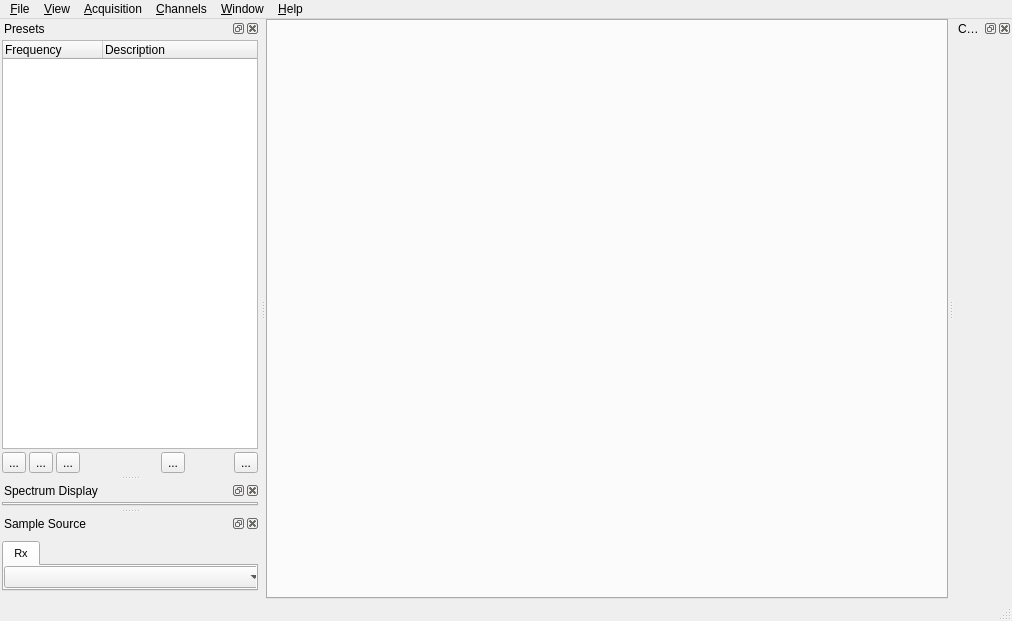
The window that sdrbase/mainwindow.ui (f4exb/sdrangel) describes before a commit, drawn with Qt 5.
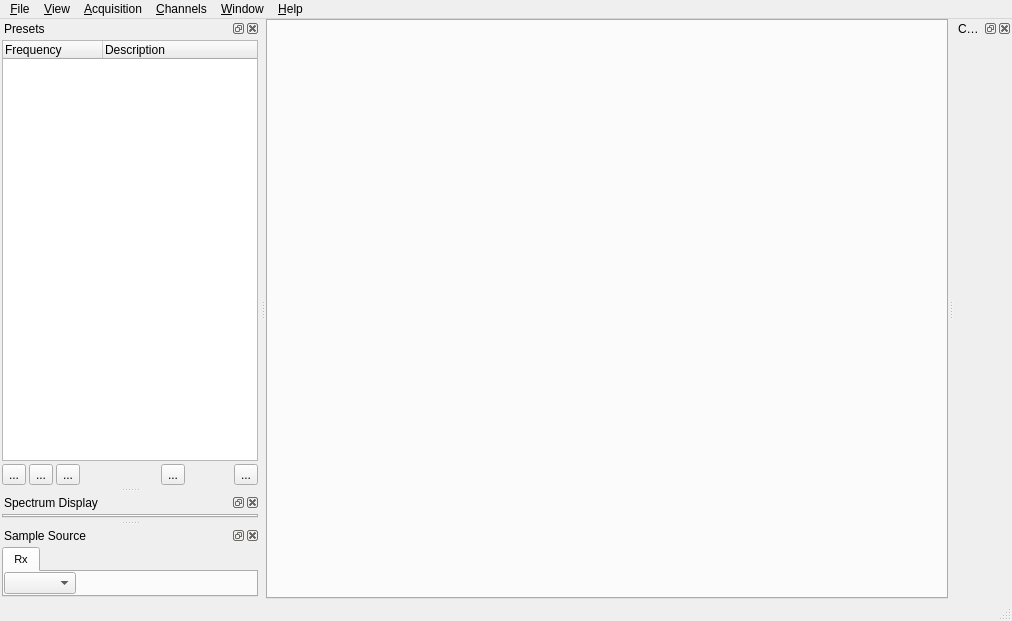
The same window after the commit. Icons and pictures are not drawn. Custom widgets are drawn as their Qt base class.

Commit message: Fixed tabs for sample sources

The edit to the form file:
```diff
--- a/sdrbase/mainwindow.ui
+++ b/sdrbase/mainwindow.ui
@@ -332,12 +332,6 @@
    </widget>
   </widget>
   <widget class="QDockWidget" name="inputDock">
-   <property name="minimumSize">
-    <size>
-     <width>143</width>
-     <height>85</height>
-    </size>
-   </property>
    <property name="windowTitle">
     <string>Sample Source</string>
    </property>
@@ -388,29 +382,6 @@
          <string>Rx</string>
         </attribute>
         <widget class="QComboBox" name="sampleSource">
-         <property name="geometry">
-          <rect>
-           <x>0</x>
-           <y>0</y>
-           <width>262</width>
-           <height>22</height>
-          </rect>
-         </property>
-         <property name="sizePolicy">
-          <sizepolicy hsizetype="Preferred" vsizetype="Fixed">
-           <horstretch>0</horstretch>
-           <verstretch>0</verstretch>
-          </sizepolicy>
-         </property>
-         <property name="minimumSize">
-          <size>
-           <width>262</width>
-           <height>0</height>
-          </size>
-         </property>
-         <property name="sizeAdjustPolicy">
-          <enum>QComboBox::AdjustToMinimumContentsLength</enum>
-         </property>
         </widget>
        </widget>
       </widget>
```
